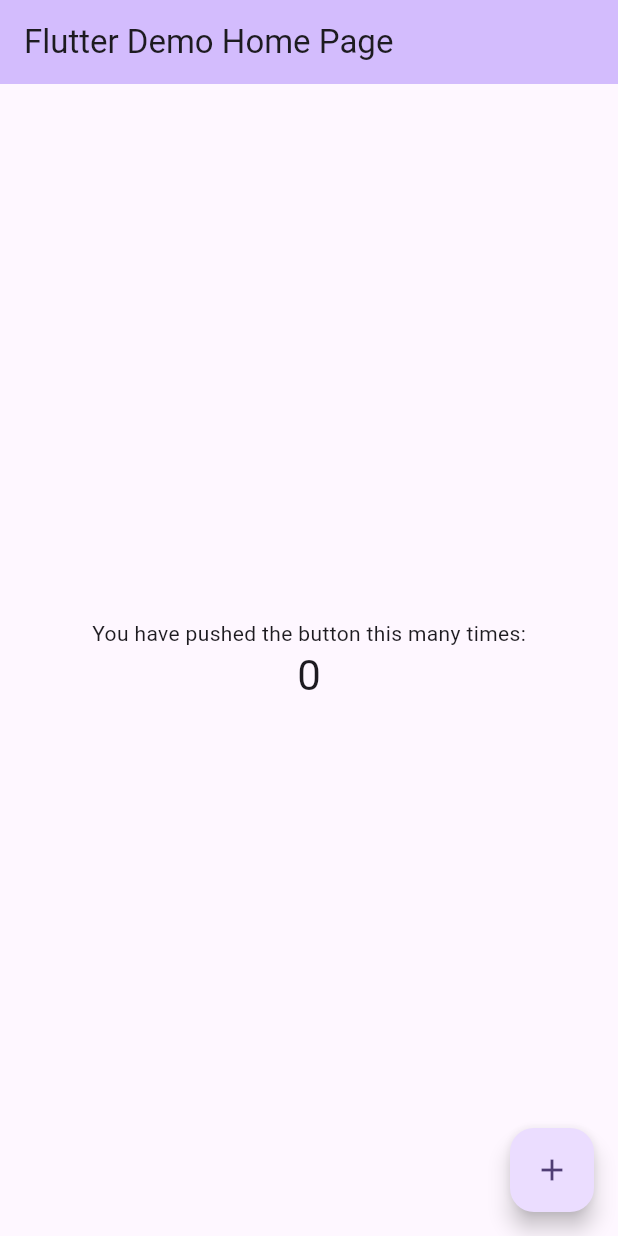
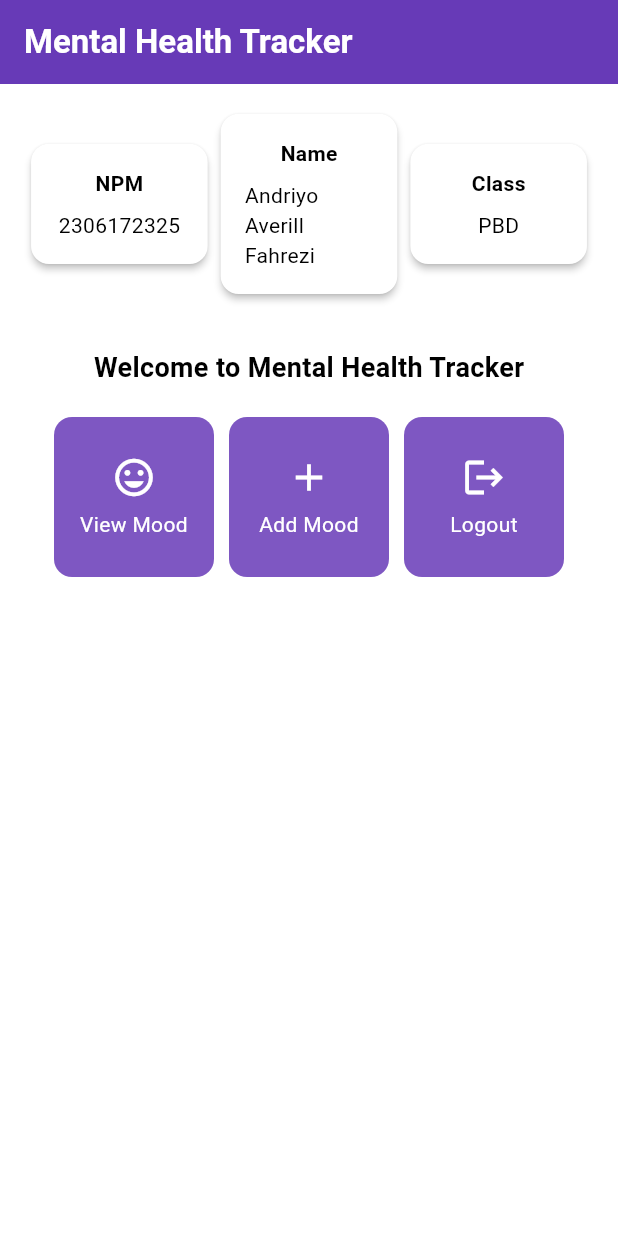
Before and after one commit to muzkii/mental-health-tracker-mobile, a Flutter app: the screen it shows after launch, on a phone screen of 412 x 824 dp. Run offline on Flutter 3.47's test engine with Material 3 defaults, Android fonts, the phone set to English and light mode, and no system bars.

Commit message:
Commit after Tutorial 6 done

```diff
--- a/lib/main.dart
+++ b/lib/main.dart
@@ -1,4 +1,5 @@
 import 'package:flutter/material.dart';
+import 'package:mental_health_tracker/menu.dart';
 
 void main() {
   runApp(const MyApp());
@@ -28,98 +29,12 @@ class MyApp extends StatelessWidget {
         //
         // This works for code too, not just values: Most code changes can be
         // tested with just a hot reload.
-        colorScheme: ColorScheme.fromSeed(seedColor: Colors.deepPurple),
+        colorScheme:ColorScheme.fromSwatch(
+              primarySwatch: Colors.deepPurple,
+        ).copyWith(secondary: Colors.deepPurple[400]),
         useMaterial3: true,
       ),
-      home: const MyHomePage(title: 'Flutter Demo Home Page'),
+      home: MyHomePage(),
     );
   }
 }
-
-class MyHomePage extends StatefulWidget {
-  const MyHomePage({super.key, required this.title});
-
-  // This widget is the home page of your application. It is stateful, meaning
-  // that it has a State object (defined below) that contains fields that affect
-  // how it looks.
-
-  // This class is the configuration for the state. It holds the values (in this
-  // case the title) provided by the parent (in this case the App widget) and
-  // used by the build method of the State. Fields in a Widget subclass are
-  // always marked "final".
-
-  final String title;
-
-  @override
-  State<MyHomePage> createState() => _MyHomePageState();
-}
-
-class _MyHomePageState extends State<MyHomePage> {
-  int _counter = 0;
-
-  void _incrementCounter() {
-    setState(() {
-      // This call to setState tells the Flutter framework that something has
-      // changed in this State, which causes it to rerun the build method below
-      // so that the display can reflect the updated values. If we changed
-      // _counter without calling setState(), then the build method would not be
-      // called again, and so nothing would appear to happen.
-      _counter++;
-    });
-  }
-
-  @override
-  Widget build(BuildContext context) {
-    // This method is rerun every time setState is called, for instance as done
-    // by the _incrementCounter method above.
-    //
-    // The Flutter framework has been optimized to make rerunning build methods
-    // fast, so that you can just rebuild anything that needs updating rather
-    // than having to individually change instances of widgets.
-    return Scaffold(
-      appBar: AppBar(
-        // TRY THIS: Try changing the color here to a specific color (to
-        // Colors.amber, perhaps?) and trigger a hot reload to see the AppBar
-        // change color while the other colors stay the same.
-        backgroundColor: Theme.of(context).colorScheme.inversePrimary,
-        // Here we take the value from the MyHomePage object that was created by
-        // the App.build method, and use it to set our appbar title.
-        title: Text(widget.title),
-      ),
-      body: Center(
-        // Center is a layout widget. It takes a single child and positions it
-        // in the middle of the parent.
-        child: Column(
-          // Column is also a layout widget. It takes a list of children and
-          // arranges them vertically. By default, it sizes itself to fit its
-          // children horizontally, and tries to be as tall as its parent.
-          //
-          // Column has various properties to control how it sizes itself and
-          // how it positions its children. Here we use mainAxisAlignment to
-          // center the children vertically; the main axis here is the vertical
-          // axis because Columns are vertical (the cross axis would be
-          // horizontal).
-          //
-          // TRY THIS: Invoke "debug painting" (choose the "Toggle Debug Paint"
-          // action in the IDE, or press "p" in the console), to see the
-          // wireframe for each widget.
-          mainAxisAlignment: MainAxisAlignment.center,
-          children: <Widget>[
-            const Text(
-              'You have pushed the button this many times:',
-            ),
-            Text(
-              '$_counter',
-              style: Theme.of(context).textTheme.headlineMedium,
-            ),
-          ],
-        ),
-      ),
-      floatingActionButton: FloatingActionButton(
-        onPressed: _incrementCounter,
-        tooltip: 'Increment',
-        child: const Icon(Icons.add),
-      ), // This trailing comma makes auto-formatting nicer for build methods.
-    );
-  }
-}
--- /dev/null
+++ b/lib/menu.dart
@@ -0,0 +1,154 @@
+import 'package:flutter/material.dart';
+
+class MyHomePage extends StatelessWidget {
+  final String npm = '2306172325'; // NPM
+  final String name = 'Andriyo Averill Fahrezi'; // Name
+  final String className = 'PBD'; // Class
+
+  final List<ItemHomepage> items = [
+    ItemHomepage("View Mood", Icons.mood),
+    ItemHomepage("Add Mood", Icons.add),
+    ItemHomepage("Logout", Icons.logout),
+  ];
+
+  MyHomePage({super.key});
+
+  @override
+  Widget build(BuildContext context) {
+    return Scaffold(
+      appBar: AppBar(
+        title: const Text(
+          'Mental Health Tracker',
+          style: TextStyle(
+            color: Colors.white,
+            fontWeight: FontWeight.bold,
+          ),
+        ),
+        backgroundColor: Theme.of(context).colorScheme.primary,
+      ),
+      body: Padding(
+        padding: const EdgeInsets.all(16.0),
+        child: Column(
+          crossAxisAlignment: CrossAxisAlignment.center,
+          children: [
+            Row(
+              mainAxisAlignment: MainAxisAlignment.spaceEvenly,
+              children: [
+                InfoCard(title: 'NPM', content: npm),
+                InfoCard(title: 'Name', content: name),
+                InfoCard(title: 'Class', content: className),
+              ],
+            ),
+            const SizedBox(height: 16.0),
+            Center(
+              child: Column(
+                children: [
+                  const Padding(
+                    padding: EdgeInsets.only(top: 16.0),
+                    child: Text(
+                      'Welcome to Mental Health Tracker',
+                      style: TextStyle(
+                        fontWeight: FontWeight.bold,
+                        fontSize: 18.0,
+                      ),
+                    ),
+                  ),
+                  GridView.count(
+                    primary: true,
+                    padding: const EdgeInsets.all(20),
+                    crossAxisSpacing: 10,
+                    mainAxisSpacing: 10,
+                    crossAxisCount: 3,
+                    shrinkWrap: true,
+                    children: items.map((ItemHomepage item) {
+                      return ItemCard(item);
+                    }).toList(),
+                  ),
+                ],
+              ),
+            ),
+          ],
+        ),
+      ),
+    );
+  }
+}
+
+class InfoCard extends StatelessWidget {
+  final String title;
+  final String content;
+
+  const InfoCard({super.key, required this.title, required this.content});
+
+  @override
+  Widget build(BuildContext context) {
+    return Card(
+      elevation: 2.0,
+      child: Container(
+        width: MediaQuery.of(context).size.width / 3.5,
+        padding: const EdgeInsets.all(16.0),
+        child: Column(
+          children: [
+            Text(
+              title,
+              style: const TextStyle(fontWeight: FontWeight.bold),
+            ),
+            const SizedBox(height: 8.0),
+            Text(content),
+          ],
+        ),
+      ),
+    );
+  }
+}
+
+class ItemHomepage {
+  final String name;
+  final IconData icon;
+
+  ItemHomepage(this.name, this.icon);
+}
+
+class ItemCard extends StatelessWidget {
+  final ItemHomepage item;
+
+  const ItemCard(this.item, {super.key});
+
+  @override
+  Widget build(BuildContext context) {
+    return Material(
+      color: Theme.of(context).colorScheme.secondary,
+      borderRadius: BorderRadius.circular(12),
+      child: InkWell(
+        onTap: () {
+          ScaffoldMessenger.of(context)
+            ..hideCurrentSnackBar()
+            ..showSnackBar(
+              SnackBar(content: Text("You have pressed the ${item.name} button!")),
+            );
+        },
+        child: Container(
+          padding: const EdgeInsets.all(8),
+          child: Center(
+            child: Column(
+              mainAxisAlignment: MainAxisAlignment.center,
+              children: [
+                Icon(
+                  item.icon,
+                  color: Colors.white,
+                  size: 30.0,
+                ),
+                const Padding(padding: EdgeInsets.all(3)),
+                Text(
+                  item.name,
+                  textAlign: TextAlign.center,
+                  style: const TextStyle(color: Colors.white),
+                ),
+              ],
+            ),
+          ),
+        ),
+      ),
+    );
+  }
+}
```
